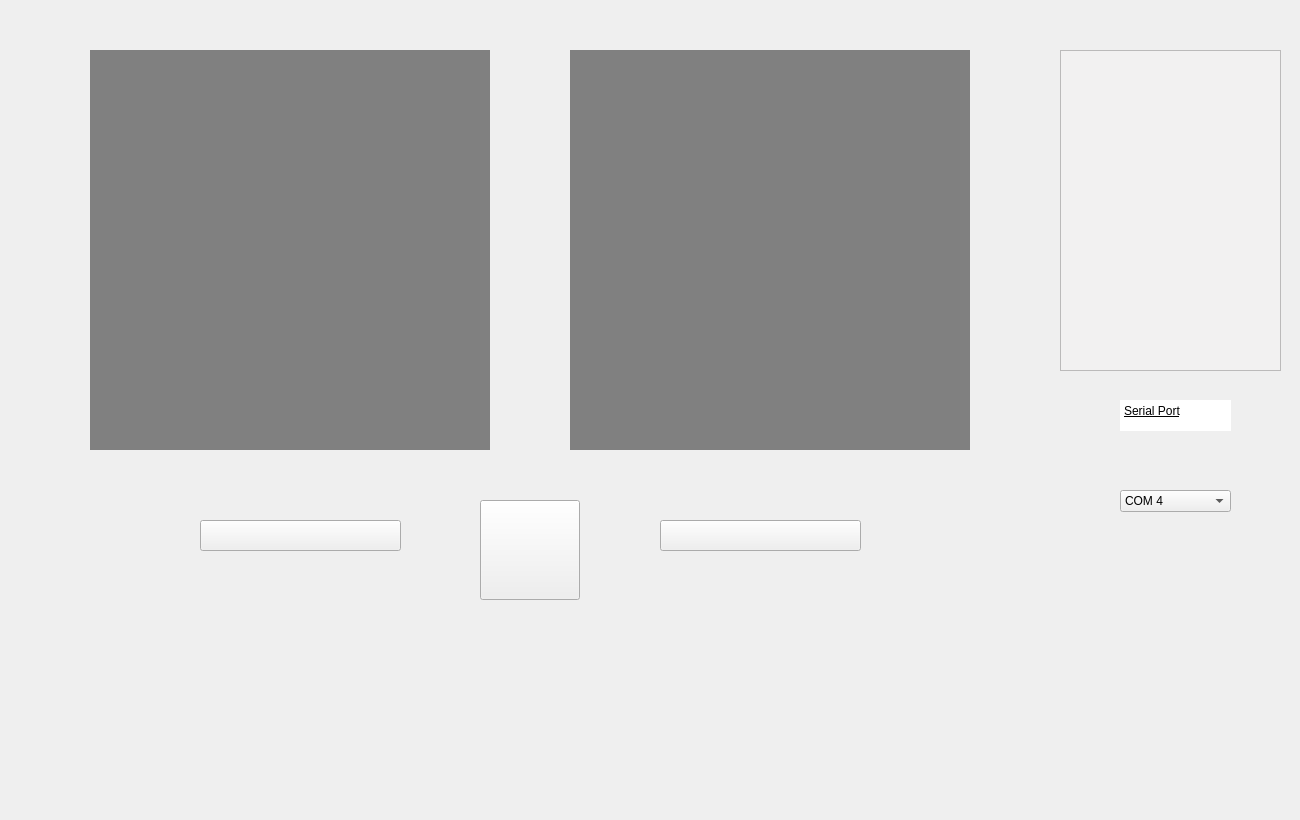
Old version of the form form.ui in the repository Saido07/XY-Robot-Arm.
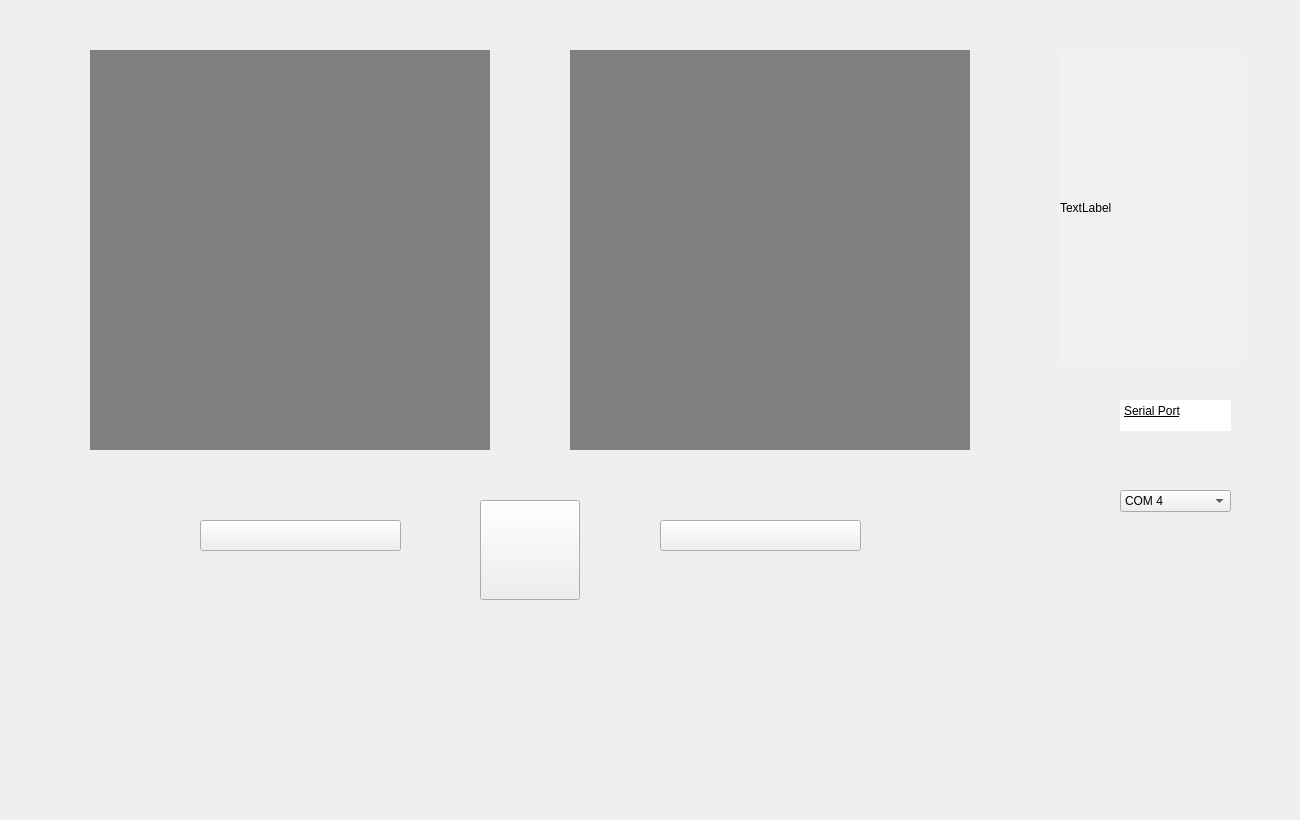
New version of the form. Icons and pictures are not drawn.

Commit message: infoScreen Fonksiyonları Tamamlandı.

The edit to the form file:
```diff
--- a/form.ui
+++ b/form.ui
@@ -133,20 +133,6 @@
      <string/>
     </property>
    </widget>
-   <widget class="QListWidget" name="infoScreen">
-    <property name="geometry">
-     <rect>
-      <x>1060</x>
-      <y>50</y>
-      <width>221</width>
-      <height>321</height>
-     </rect>
-    </property>
-    <property name="styleSheet">
-     <string notr="true">background: rgb(242, 241, 241);
-</string>
-    </property>
-   </widget>
    <widget class="QPlainTextEdit" name="plainTextEdit">
     <property name="geometry">
      <rect>
@@ -227,6 +213,23 @@
      <string/>
     </property>
    </widget>
+   <widget class="QLabel" name="infoScreen">
+    <property name="geometry">
+     <rect>
+      <x>1060</x>
+      <y>52</y>
+      <width>181</width>
+      <height>311</height>
+     </rect>
+    </property>
+    <property name="styleSheet">
+     <string notr="true">background-color: rgb(242, 241, 241);
+background : rgb(242, 241, 241)</string>
+    </property>
+    <property name="text">
+     <string>TextLabel</string>
+    </property>
+   </widget>
   </widget>
   <widget class="QMenuBar" name="menubar">
    <property name="geometry">
```
The commit also changes 2 other files.
